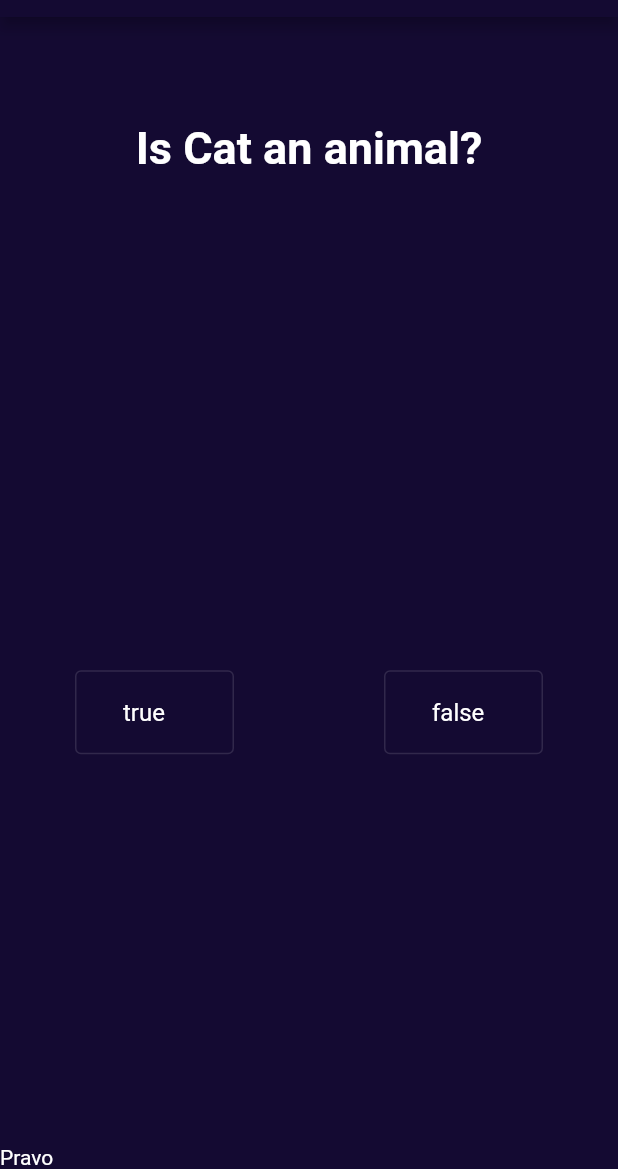
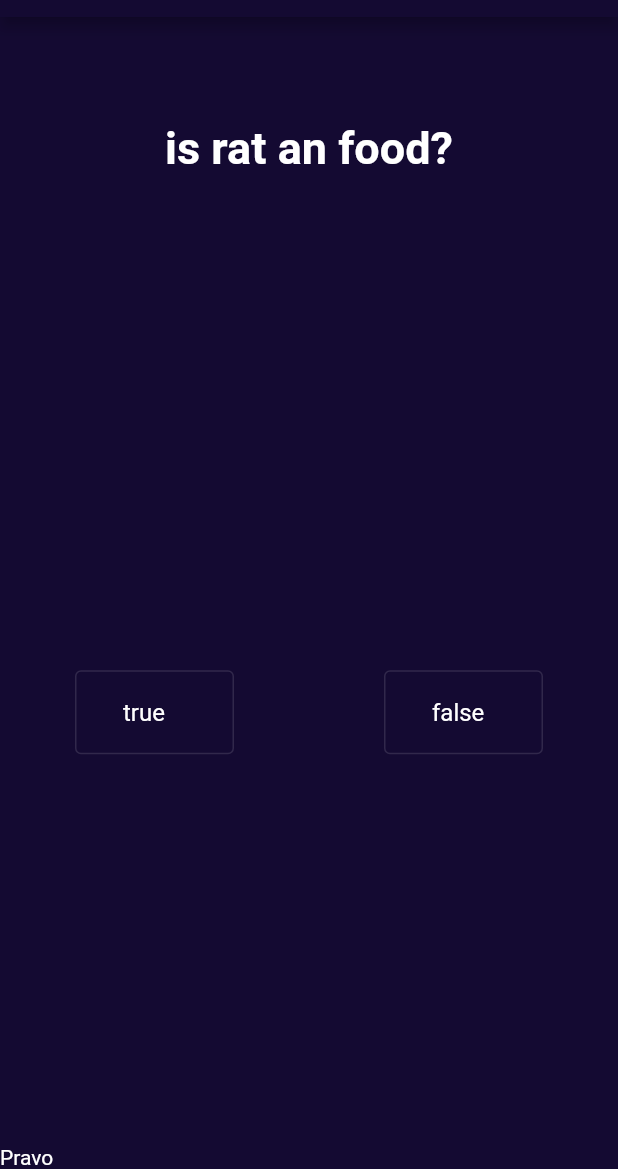
Before and after one commit to hebamsamy/FlutterExamApp, a Flutter app: the screen it shows after launch, after a tap on "true", on a phone screen of 412 x 824 dp, the part 67-1236 px from its top. Run offline on Flutter 3.47's test engine with Material 2 defaults, Android fonts, the phone set to English and light mode, and no system bars; our stand-ins replace audioplayers.

Commit message:
second commit

```diff
--- /dev/null
+++ b/lib/QuestionBank.dart
@@ -0,0 +1,31 @@
+class Bank {
+  List<Question> Qlist = [
+    Question(questionText: "is cats an animal?", questionAnswer: true),
+    Question(questionText: "is rat an food?", questionAnswer: false),
+    Question(questionText: "is apple an animal?", questionAnswer: false),
+    Question(questionText: "is lion an animal?", questionAnswer: true),
+    Question(questionText: "is table an animal?", questionAnswer: false),
+  ];
+  int currentQuNum = 0;
+  String GetCurrentQuestionText() {
+    return Qlist[currentQuNum].questionText;
+  }
+
+  bool GetCurrentQuestionAnswer() {
+    return Qlist[currentQuNum].questionAnswer;
+  }
+
+  void Increment() {
+    if (currentQuNum < Qlist.length - 1) {
+      currentQuNum++;
+    } else {
+      currentQuNum = 0;
+    }
+  }
+}
+
+class Question {
+  String questionText;
+  bool questionAnswer;
+  Question({required this.questionText, required this.questionAnswer});
+}
--- a/lib/home.dart
+++ b/lib/home.dart
@@ -1,8 +1,8 @@
-import 'dart:async';
-
+import 'package:examapp/QuestionBank.dart';
 import 'package:examapp/components/optionCard.dart';
 import 'package:examapp/components/questionCard.dart';
 import 'package:flutter/material.dart';
+import 'package:audioplayers/audioplayers.dart';
 
 class HomePage extends StatefulWidget {
   const HomePage({Key? key}) : super(key: key);
@@ -12,20 +12,23 @@ class HomePage extends StatefulWidget {
 }
 
 class _HomePageState extends State<HomePage> {
-  String QU1 = "Is Cat an animal?";
-  bool ans1 = true;
+  AudioCache audioCache = AudioCache();
   int result = 0;
   List<Text> ScoreKeeper = [];
+  var nowBank = Bank();
+
   void Check(bool val) {
     setState(() {
-      if (val == ans1) {
+      if (val == nowBank.GetCurrentQuestionAnswer()) {
         result++;
         ScoreKeeper.add(Text("Pravo"));
+        audioCache.play('audio2.mp3');
       } else {
         ScoreKeeper.add(Text("Soo bad!!"));
-        result--;
+        // result--;
       }
     });
+    nowBank.Increment();
   }
 
   @override
@@ -47,7 +50,7 @@ class _HomePageState extends State<HomePage> {
         mainAxisAlignment: MainAxisAlignment.spaceBetween,
         children: [
           QuestionCard(
-            currentText: QU1,
+            currentText: nowBank.GetCurrentQuestionText(),
           ),
           Row(
             children: [
--- a/pubspec.yaml
+++ b/pubspec.yaml
@@ -45,7 +45,7 @@ dev_dependencies:
   # package. See that file for information about deactivating specific lint
   # rules and activating additional ones.
   flutter_lints: ^1.0.0
-
+  audioplayers: ^0.20.1
 # For information on the generic Dart part of this file, see the
 # following page: https://dart.dev/tools/pub/pubspec
 
@@ -58,7 +58,7 @@ flutter:
   uses-material-design: true
   assets:
     - img/
-
+    - assets/
   # To add assets to your application, add an assets section, like this:
   # assets:
   #   - images/a_dot_burr.jpeg
```
Also changed, not shown: pubspec.lock, 2 other files.
